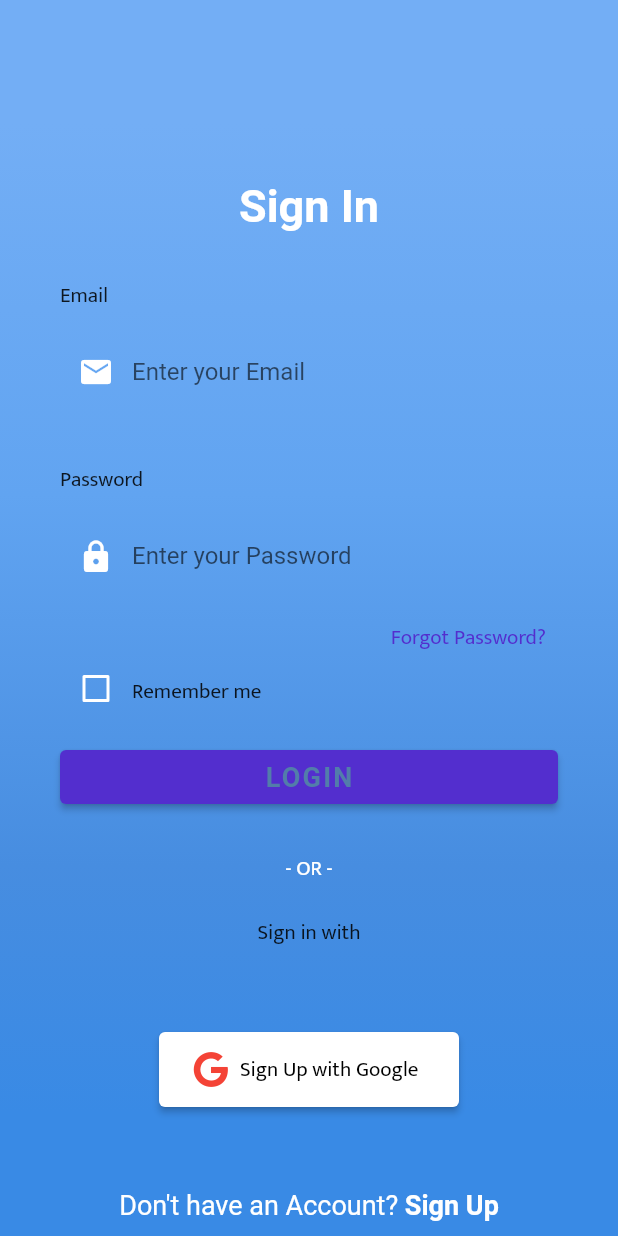
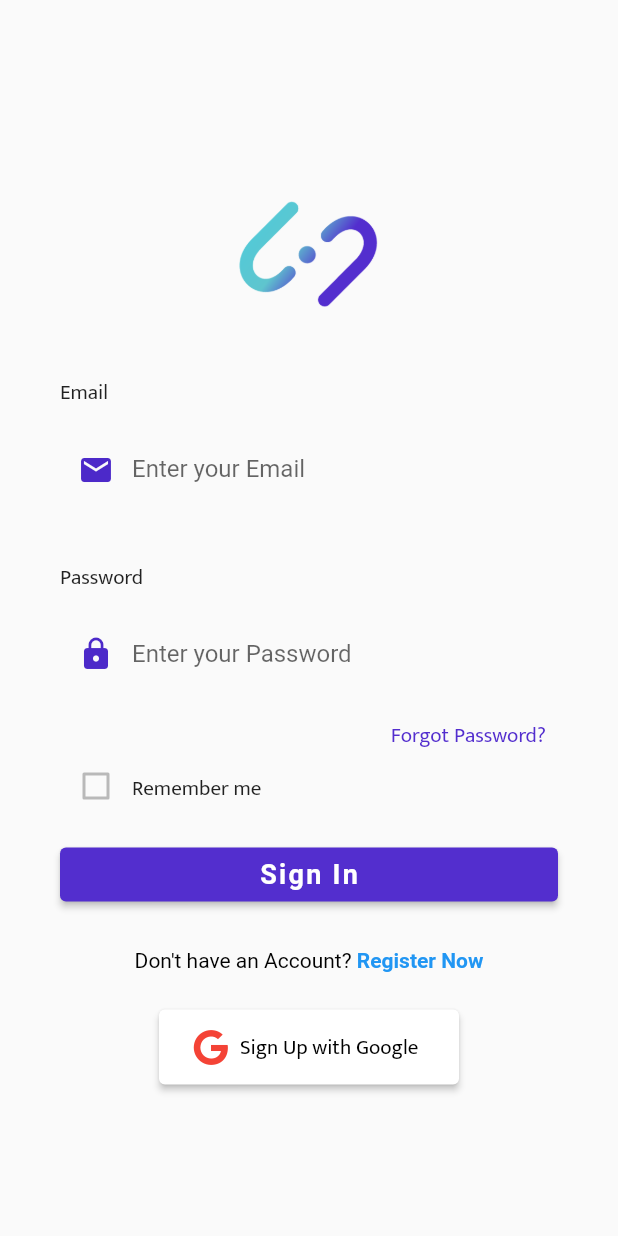
Before and after one commit to Cris714/sophia_transcrit, a Flutter app: the screen it shows after launch, on a phone screen of 412 x 824 dp. Run offline on Flutter 3.47's test engine with Material 2 defaults, Android fonts, the phone set to English and light mode, and no system bars; our stand-ins replace audioplayers, file_picker, flutter_local_notifications, font_awesome_flutter, google_sign_in, permission_handler and 3 more; missing offline and left inert: record; Roboto replaces fonts that are missing (OpenSans).

Commit message:
diseño del login arreglado

```diff
--- a/lib/login.dart
+++ b/lib/login.dart
@@ -29,7 +29,10 @@ class _LoginScreenState extends State<LoginScreen> {
   Future signIn() async {
     final user = await GoogleSignInApi.login();
     if(user == null){
-      ScaffoldMessenger.of(context).showSnackBar(SnackBar(content: Text('Sign In Failed'),backgroundColor: Colors.red,));
+      ScaffoldMessenger.of(context).showSnackBar(
+          SnackBar(content: Text('Sign In Failed'),
+            backgroundColor: Colors.red,)
+      );
     } else {
       appProvider.setUser(user);
       Navigator.push(
@@ -43,17 +46,16 @@ class _LoginScreenState extends State<LoginScreen> {
     return Column(
       crossAxisAlignment: CrossAxisAlignment.start,
       children: <Widget>[
-        Text(
+        const Text(
           'Email',
         ),
-        SizedBox(height: 10.0),
+        const SizedBox(height: 10.0),
         Container(
           alignment: Alignment.centerLeft,
           height: 60.0,
-          child: TextField(
+          child: const TextField(
             keyboardType: TextInputType.emailAddress,
             style: TextStyle(
-              color: Colors.white,
               fontFamily: 'OpenSans',
             ),
             decoration: InputDecoration(
@@ -61,7 +63,7 @@ class _LoginScreenState extends State<LoginScreen> {
               contentPadding: EdgeInsets.only(top: 14.0),
               prefixIcon: Icon(
                 Icons.email,
-                color: Colors.white,
+                color: Color(0xFF4C29C9),
               ),
               hintText: 'Enter your Email',
             ),
@@ -75,17 +77,16 @@ class _LoginScreenState extends State<LoginScreen> {
     return Column(
       crossAxisAlignment: CrossAxisAlignment.start,
       children: <Widget>[
-        Text(
+        const Text(
           'Password',
         ),
-        SizedBox(height: 10.0),
+        const SizedBox(height: 10.0),
         Container(
           alignment: Alignment.centerLeft,
           height: 60.0,
-          child: TextField(
+          child: const TextField(
             obscureText: true,
             style: TextStyle(
-              color: Colors.white,
               fontFamily: 'OpenSans',
             ),
             decoration: InputDecoration(
@@ -93,7 +94,7 @@ class _LoginScreenState extends State<LoginScreen> {
               contentPadding: EdgeInsets.only(top: 14.0),
               prefixIcon: Icon(
                 Icons.lock,
-                color: Colors.white,
+                color: Color(0xFF4C29C9),
               ),
               hintText: 'Enter your Password',
             ),
@@ -108,7 +109,7 @@ class _LoginScreenState extends State<LoginScreen> {
       alignment: Alignment.centerRight,
       child: TextButton(
         onPressed: () => print('Forgot Password Button Pressed'),
-        child: Text(
+        child: const Text(
           'Forgot Password?',
         ),
       ),
@@ -116,16 +117,16 @@ class _LoginScreenState extends State<LoginScreen> {
   }
 
   Widget _buildRememberMeCheckbox() {
-    return Container(
+    return SizedBox(
       height: 20.0,
       child: Row(
         children: <Widget>[
           Theme(
-            data: ThemeData(unselectedWidgetColor: Colors.white),
+            data: ThemeData(unselectedWidgetColor: Colors.black26),
             child: Checkbox(
               value: _rememberMe,
-              checkColor: Colors.green,
-              activeColor: Colors.white,
+              // checkColor: Colors.green,
+              // activeColor: Colors.white,
               onChanged: (value) {
                 setState(() {
                   _rememberMe = value!;
@@ -133,7 +134,7 @@ class _LoginScreenState extends State<LoginScreen> {
               },
             ),
           ),
-          Text(
+          const Text(
             'Remember me',
           ),
         ],
@@ -143,14 +144,13 @@ class _LoginScreenState extends State<LoginScreen> {
 
   Widget _buildLoginBtn() {
     return Container(
-      padding: EdgeInsets.symmetric(vertical: 25.0),
+      padding: const EdgeInsets.symmetric(vertical: 25.0),
       width: double.infinity,
       child: ElevatedButton(
         onPressed: () => print('Login Button Pressed'),
-        child: Text(
-          'LOGIN',
+        child: const Text(
+          'Sign In',
           style: TextStyle(
-            color: Color(0xFF527DAA),
             letterSpacing: 1.5,
             fontSize: 18.0,
             fontWeight: FontWeight.bold,
@@ -161,68 +161,14 @@ class _LoginScreenState extends State<LoginScreen> {
     );
   }
 
-  Widget _buildSignInWithText() {
-    return Column(
-      children: <Widget>[
-        Text(
-          '- OR -',
-          style: TextStyle(
-            color: Colors.white,
-            fontWeight: FontWeight.w400,
-          ),
-        ),
-        SizedBox(height: 20.0),
-        Text(
-          'Sign in with',
-        ),
-      ],
-    );
-  }
-
-  Widget _buildSocialBtn(Function onTap, AssetImage logo) {
-    return GestureDetector(
-      onTap: onTap(),
-      child: Container(
-        height: 60.0,
-        width: 60.0,
-        decoration: BoxDecoration(
-          shape: BoxShape.circle,
-          color: Colors.white,
-          boxShadow: [
-            BoxShadow(
-              color: Colors.black26,
-              offset: Offset(0, 2),
-              blurRadius: 6.0,
-            ),
-          ],
-          image: DecorationImage(
-            image: logo,
-          ),
-        ),
-      ),
-    );
-  }
-
   Widget _buildSocialBtnRow() {
-    return Padding(
-      padding: EdgeInsets.symmetric(vertical: 30.0),
-      child: Row(
+    // return Padding(
+    //   padding: const EdgeInsets.symmetric(vertical: 30.0),
+      return Row(
         mainAxisAlignment: MainAxisAlignment.spaceEvenly,
         children: <Widget>[
-          // _buildSocialBtn(
-          //       () => print('Login with Facebook'),
-          //   AssetImage(
-          //     'assets/logos/facebook.jpg',
-          //   ),
-          // ),
-          // _buildSocialBtn(
-          //       _handleSignIn,
-          //   AssetImage(
-          //     'assets/logos/google.jpg',
-          //   ),
-          // ),
           Container(
-            padding: EdgeInsets.symmetric(vertical: 25.0),
+            padding: const EdgeInsets.symmetric(vertical: 25.0),
             width: 200,
             child: ElevatedButton.icon(
               style: ElevatedButton.styleFrom(
@@ -239,29 +185,29 @@ class _LoginScreenState extends State<LoginScreen> {
             ),
           )
         ],
-      ),
-    );
+      );
+    // );
   }
 
   Widget _buildSignupBtn() {
     return GestureDetector(
       onTap: () => print('Sign Up Button Pressed'),
       child: RichText(
-        text: TextSpan(
+        text: const TextSpan(
           children: [
             TextSpan(
               text: 'Don\'t have an Account? ',
               style: TextStyle(
-                color: Colors.white,
-                fontSize: 18.0,
-                fontWeight: FontWeight.w400,
+                color: Colors.black,
+                // fontSize: 18.0,
+                // fontWeight: FontWeight.w400,
               ),
             ),
             TextSpan(
-              text: 'Sign Up',
+              text: 'Register Now',
               style: TextStyle(
-                color: Colors.white,
-                fontSize: 18.0,
+                // fontSize: 18.0,
+                color: Colors.blue,
                 fontWeight: FontWeight.bold,
               ),
             ),
@@ -282,55 +228,31 @@ class _LoginScreenState extends State<LoginScreen> {
           onTap: () => FocusScope.of(context).unfocus(),
           child: Stack(
             children: <Widget>[
-              Container(
-                height: double.infinity,
-                width: double.infinity,
-                decoration: BoxDecoration(
-                  gradient: LinearGradient(
-                    begin: Alignment.topCenter,
-                    end: Alignment.bottomCenter,
-                    colors: [
-                      Color(0xFF73AEF5),
-                      Color(0xFF61A4F1),
-                      Color(0xFF478DE0),
-                      Color(0xFF398AE5),
-                    ],
-                    stops: [0.1, 0.4, 0.7, 0.9],
-                  ),
-                ),
-              ),
-              Container(
-                height: double.infinity,
+              SizedBox(
+                height: MediaQuery.of(context).size.height,
                 child: SingleChildScrollView(
-                  physics: AlwaysScrollableScrollPhysics(),
-                  padding: EdgeInsets.symmetric(
+                  physics: const AlwaysScrollableScrollPhysics(),
+                  padding: const EdgeInsets.symmetric(
                     horizontal: 40.0,
-                    vertical: 120.0,
+                    // vertical: 60.0,
                   ),
                   child: Column(
                     mainAxisAlignment: MainAxisAlignment.center,
                     children: <Widget>[
-                      Text(
-                        'Sign In',
-                        style: TextStyle(
-                          color: Colors.white,
-                          fontFamily: 'OpenSans',
-                          fontSize: 30.0,
-                          fontWeight: FontWeight.bold,
-                        ),
+                      const SizedBox(height: 120.0),
+                      const Image(
+                          image: AssetImage('assets/logo.png'),
+                        height: 100,
                       ),
-                      SizedBox(height: 30.0),
+                      const SizedBox(height: 30.0),
                       _buildEmailTF(),
-                      SizedBox(
-                        height: 30.0,
-                      ),
+                      const SizedBox(height: 30.0),
                       _buildPasswordTF(),
                       _buildForgotPasswordBtn(),
                       _buildRememberMeCheckbox(),
                       _buildLoginBtn(),
-                      _buildSignInWithText(),
+                      _buildSignupBtn(),
                       _buildSocialBtnRow(),
-                      _buildSignupBtn(),
                     ],
                   ),
                 ),
--- a/pubspec.yaml
+++ b/pubspec.yaml
@@ -30,7 +30,6 @@ environment:
 dependencies:
   flutter:
     sdk: flutter
-
 
   # The following adds the Cupertino Icons font to your application.
   # Use with the CupertinoIcons class for iOS style icons.
@@ -82,6 +81,8 @@ flutter_launcher_icons:
 
 # The following section is specific to Flutter packages.
 flutter:
+  assets:
+    - assets/logo.png
 
   # The following line ensures that the Material Icons font is
   # included with your application, so that you can use the icons in
```
Also changed, not shown: assets/logo.png (added).
